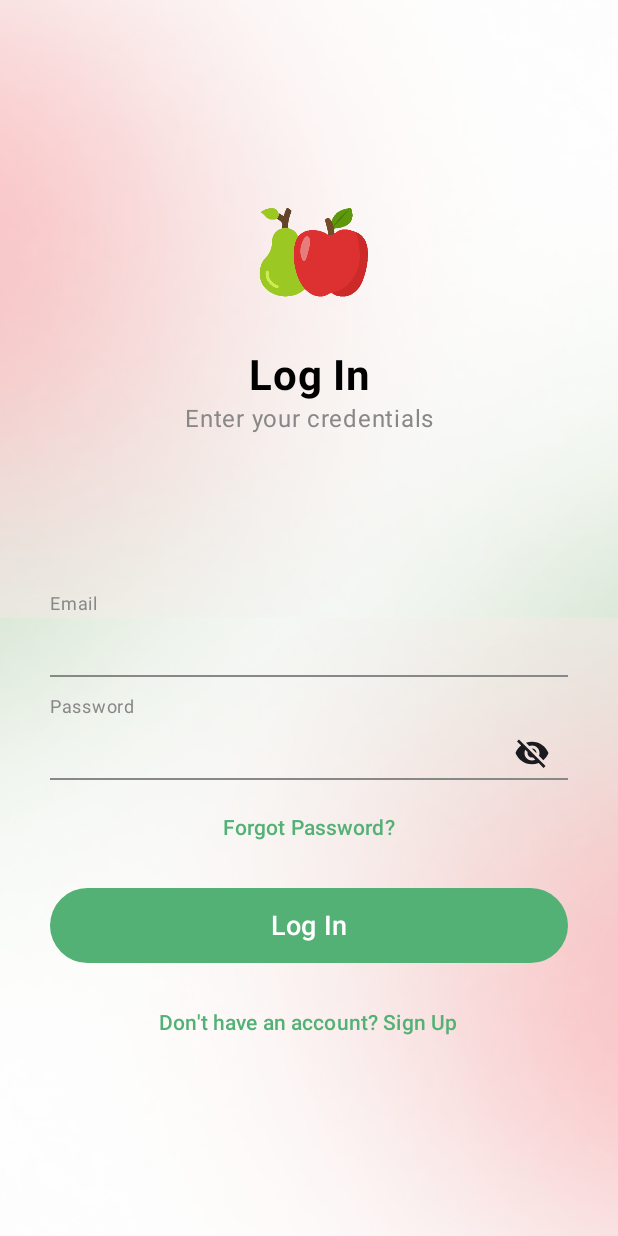
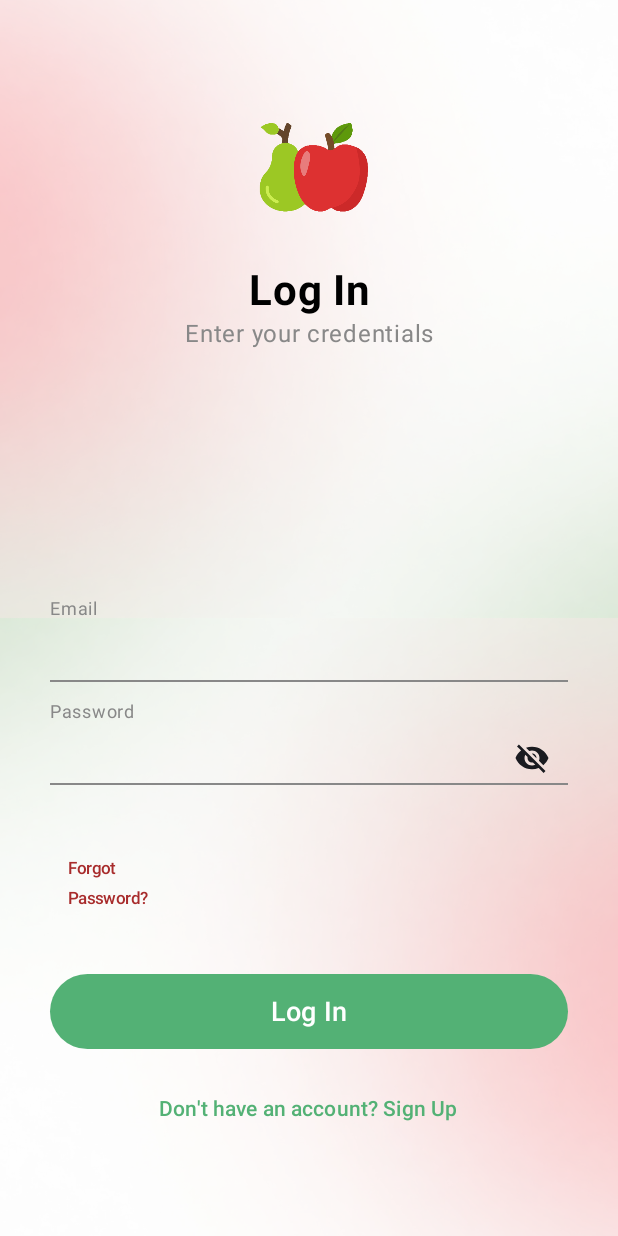
Before and after one commit to Santiago0930/Tesis, an Android app built with Jetpack Compose: the LoginActivity screen opened directly, with no data from a screen before it, on a phone screen of 412 x 824 dp. Run offline under Robolectric (Android 15) with nearby library versions, the light colour scheme and no system bars; Roboto replaces fonts that are not available here.

Commit message:
Welcome screen (Alpha), Log In Sign up (Beta)
Padding and margins adjustments

```diff
--- a/app/src/main/java/com/example/frutti/LoginActivity.kt
+++ b/app/src/main/java/com/example/frutti/LoginActivity.kt
@@ -21,6 +21,7 @@ import androidx.compose.ui.text.font.FontWeight
 import androidx.compose.ui.text.input.PasswordVisualTransformation
 import androidx.compose.ui.text.input.VisualTransformation
 import androidx.compose.ui.text.style.TextAlign
+import androidx.compose.ui.text.style.TextOverflow
 import androidx.compose.ui.tooling.preview.Preview
 import androidx.compose.ui.unit.dp
 import androidx.compose.ui.unit.sp
@@ -85,22 +86,31 @@ fun LoginScreen() {
                 textAlign = TextAlign.Center
             )
 
-            Spacer(modifier = Modifier.height(99.dp))
+            Spacer(modifier = Modifier.height(159.dp))
 
             CustomTextField(value = email, onValueChange = { email = it }, label = "Email", isEmail = true)
             Spacer(modifier = Modifier.height(8.dp))
             CustomTextField(value = password, onValueChange = { password = it }, label = "Password", isPassword = true)
-            Spacer(modifier = Modifier.height(8.dp))
+            Spacer(modifier = Modifier.height(38.dp))
 
-            TextButton(onClick = { /* Forgot Password Logic */ }) {
+            TextButton(
+                onClick = { /* Forgot Password Logic */ },
+                modifier = Modifier.fillMaxWidth(),
+            ) {
                 Text(
-                    text = "Forgot Password?",
-                    fontSize = 14.sp,
-                    color = Color(0xFF53B175)
+                    text = "Forgot\nPassword?",
+                    fontSize = 11.sp,
+                    color = Color(0xFFA82C2C),
+                    textAlign = TextAlign.Start,
+                    maxLines = 2,
+                    overflow = TextOverflow.Ellipsis,
+                    modifier = Modifier.fillMaxWidth()
                 )
             }
 
-            Spacer(modifier = Modifier.height(16.dp))
+
+
+            Spacer(modifier = Modifier.height(32.dp))
 
             Button(
                 onClick = { /* Log In Action */ },
```
